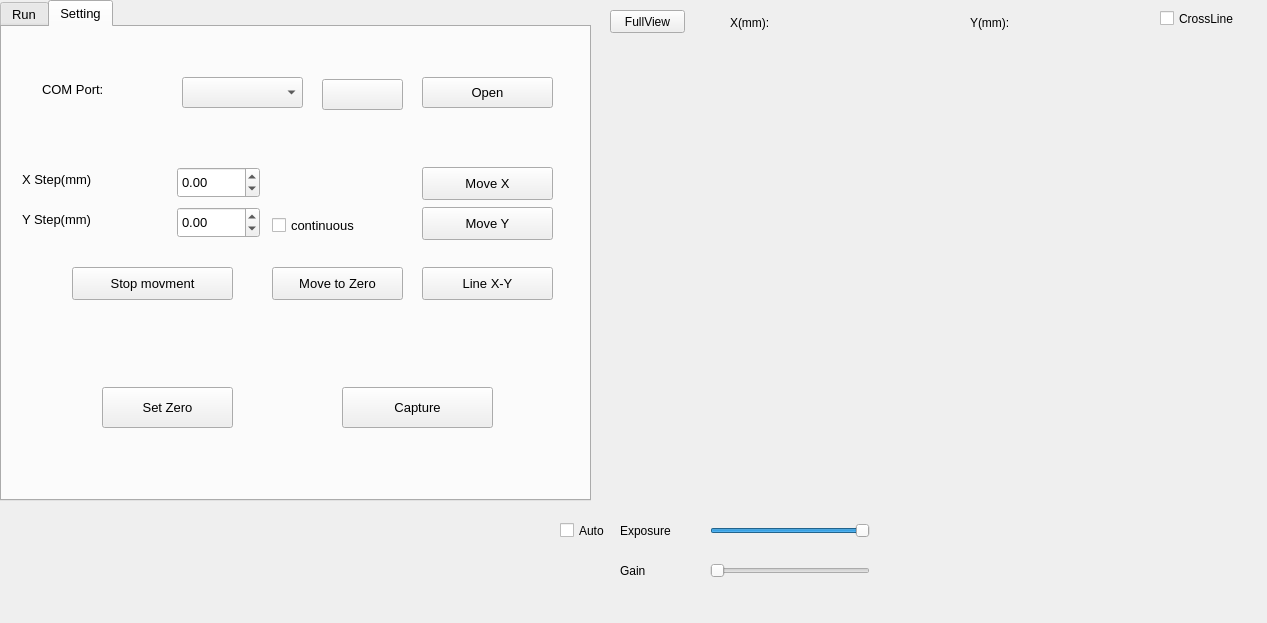
Old version of the form application/X-Y table/x_y_ui_large.ui in the repository softqmisg/xyTable.
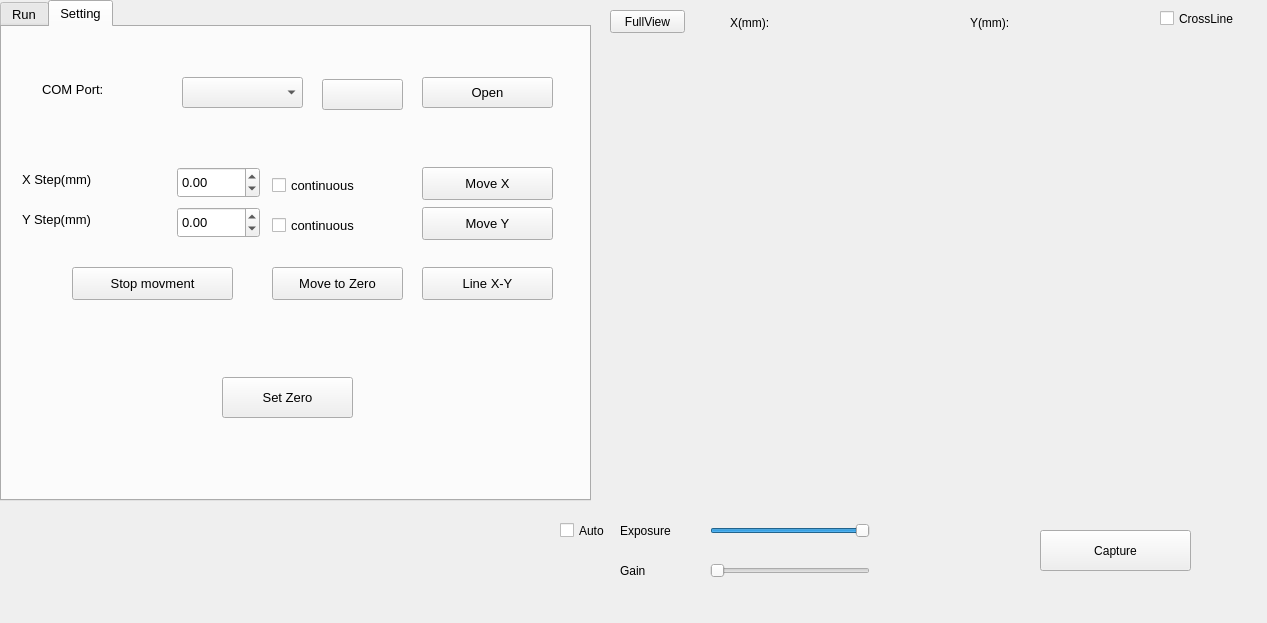
New version of the form. The open tabs and pages were chosen to show the change. Icons and pictures are not drawn.

What changed in the file:
```diff
--- a/application/X-Y table/x_y_ui_large.ui
+++ b/application/X-Y table/x_y_ui_large.ui
@@ -412,8 +412,8 @@
     <widget class="QPushButton" name="setzeroButton">
      <property name="geometry">
       <rect>
-       <x>100</x>
-       <y>360</y>
+       <x>220</x>
+       <y>350</y>
        <width>131</width>
        <height>41</height>
       </rect>
@@ -525,19 +525,6 @@
       <bool>false</bool>
      </property>
     </widget>
-    <widget class="QPushButton" name="captureButton">
-     <property name="geometry">
-      <rect>
-       <x>340</x>
-       <y>360</y>
-       <width>151</width>
-       <height>41</height>
-      </rect>
-     </property>
-     <property name="text">
-      <string>Capture</string>
-     </property>
-    </widget>
     <widget class="QPushButton" name="movtozeroButton">
      <property name="geometry">
       <rect>
@@ -590,6 +577,19 @@
       <string>Stop movment</string>
      </property>
     </widget>
+    <widget class="QCheckBox" name="xcontcheckBox">
+     <property name="geometry">
+      <rect>
+       <x>270</x>
+       <y>150</y>
+       <width>141</width>
+       <height>17</height>
+      </rect>
+     </property>
+     <property name="text">
+      <string>continuous </string>
+     </property>
+    </widget>
    </widget>
   </widget>
   <widget class="QLabel" name="imageLabel">
@@ -812,6 +812,19 @@
     <string>Exposure</string>
    </property>
   </widget>
+  <widget class="QPushButton" name="captureButton">
+   <property name="geometry">
+    <rect>
+     <x>1040</x>
+     <y>530</y>
+     <width>151</width>
+     <height>41</height>
+    </rect>
+   </property>
+   <property name="text">
+    <string>Capture</string>
+   </property>
+  </widget>
  </widget>
  <tabstops>
   <tabstop>portscomboBox</tabstop>
```
Left out of the diff: 2 changed lines with no effect on the pictures.
